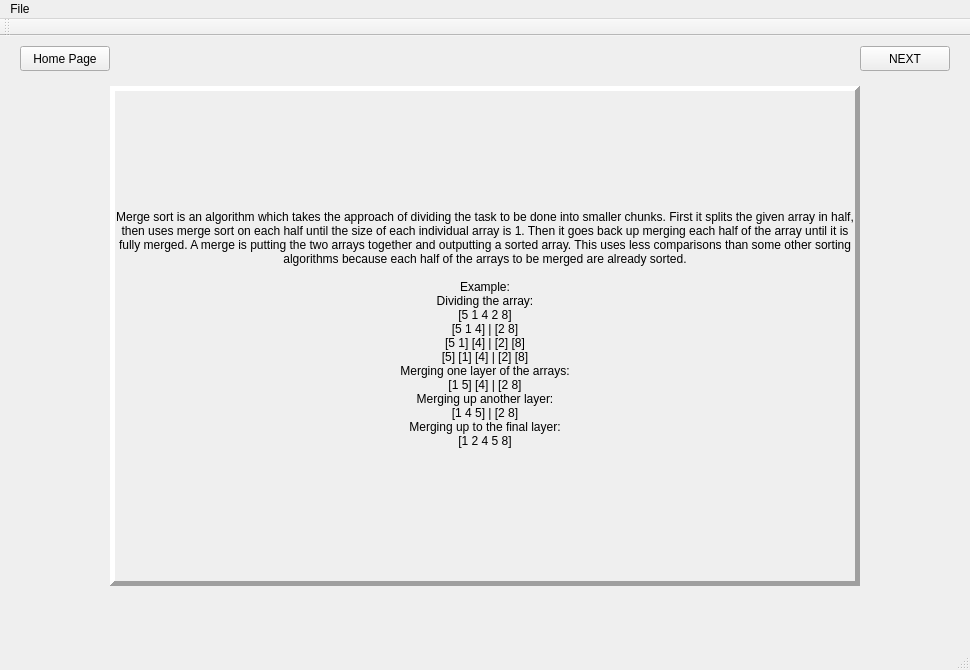
First picture: the form in mainwindow.ui, repository JonWiggins/SortingAlgorithmGame, before the edit.
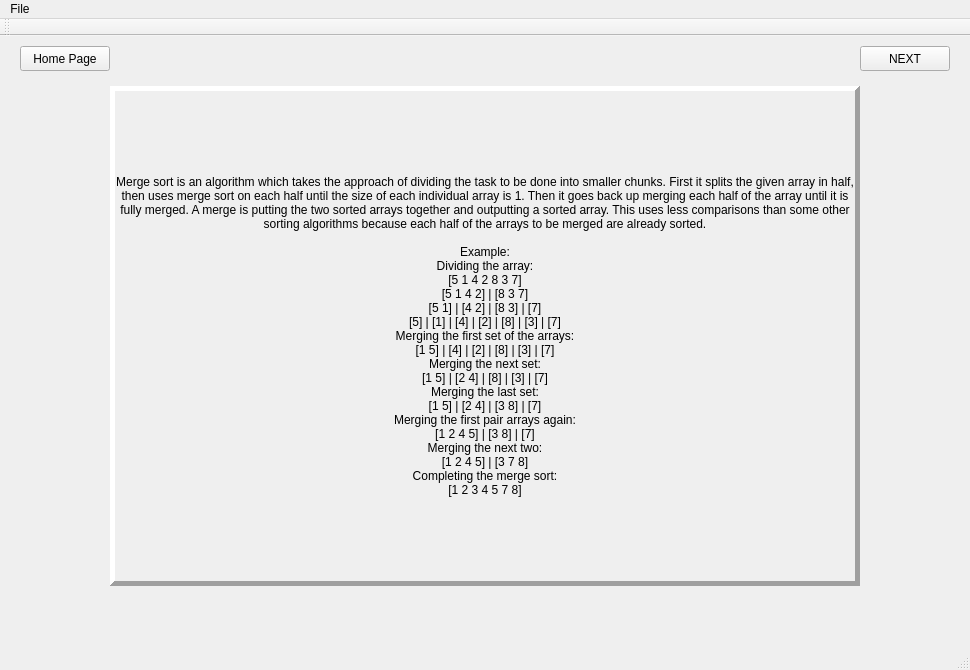
Second picture: the form after the edit.

Commit message: Update merge sort information

The edit to the form file:
```diff
--- a/mainwindow.ui
+++ b/mainwindow.ui
@@ -164,21 +164,26 @@
        <number>5</number>
       </property>
       <property name="text">
-       <string>Merge sort is an algorithm which takes the approach of dividing the task to be done into smaller chunks. First it splits the given array in half, then uses merge sort on each half until the size of each individual array is 1. Then it goes back up merging each half of the array until it is fully merged. A merge is putting the two arrays together and outputting a sorted array. This uses less comparisons than some other sorting algorithms because each half of the arrays to be merged are already sorted.
+       <string>Merge sort is an algorithm which takes the approach of dividing the task to be done into smaller chunks. First it splits the given array in half, then uses merge sort on each half until the size of each individual array is 1. Then it goes back up merging each half of the array until it is fully merged. A merge is putting the two sorted arrays together and outputting a sorted array. This uses less comparisons than some other sorting algorithms because each half of the arrays to be merged are already sorted.
 
 Example:
 Dividing the array:
-[5 1 4 2 8]
-[5 1 4] | [2 8]
-[5 1] [4] | [2] [8]
-[5] [1] [4] | [2] [8]
-Merging one layer of the arrays:
-[1 5] [4] | [2 8]
-Merging up another layer:
-[1 4 5] | [2 8]
-Merging up to the final layer:
-[1 2 4 5 8]
-</string>
+[5 1 4 2 8 3 7]
+[5 1 4 2] | [8 3 7]
+[5 1] | [4 2] | [8 3] | [7]
+[5] | [1] | [4] | [2] | [8] | [3] | [7]
+Merging the first set of the arrays:
+[1 5] | [4] | [2] | [8] | [3] | [7]
+Merging the next set:
+[1 5] | [2 4] | [8] | [3] | [7]
+Merging the last set:
+[1 5] | [2 4] | [3 8] | [7]
+Merging the first pair arrays again:
+[1 2 4 5] | [3 8] | [7]
+Merging the next two:
+[1 2 4 5] | [3 7 8]
+Completing the merge sort:
+[1 2 3 4 5 7 8]</string>
       </property>
       <property name="scaledContents">
        <bool>false</bool>
```
The commit also changes 1 other file.
